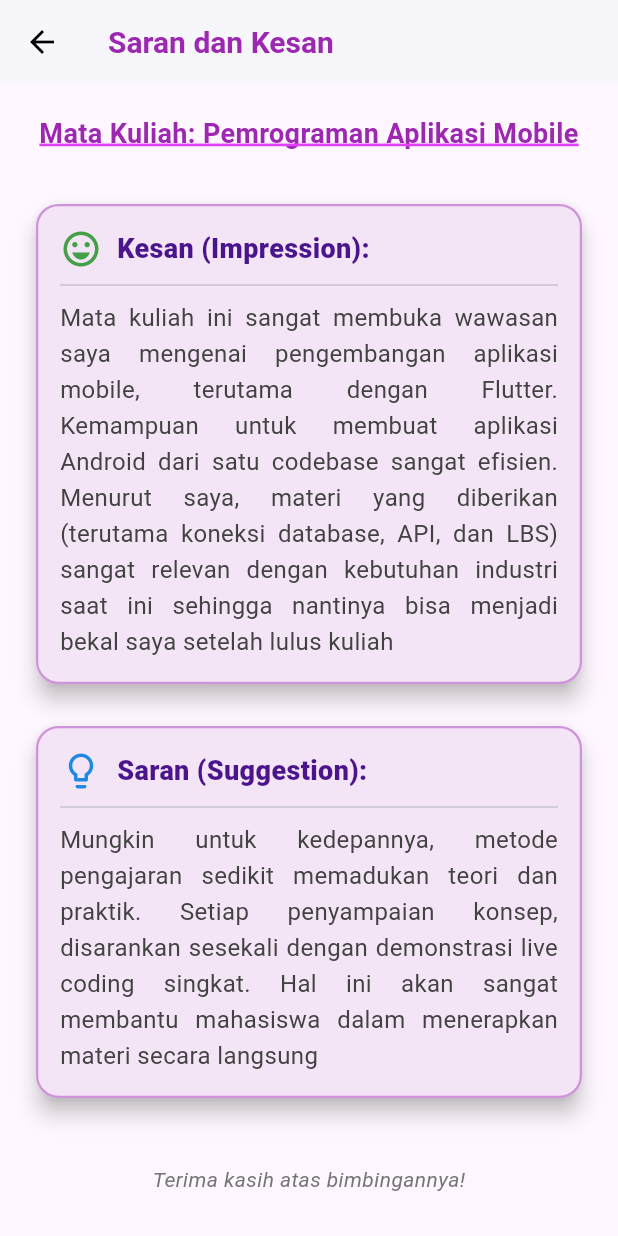
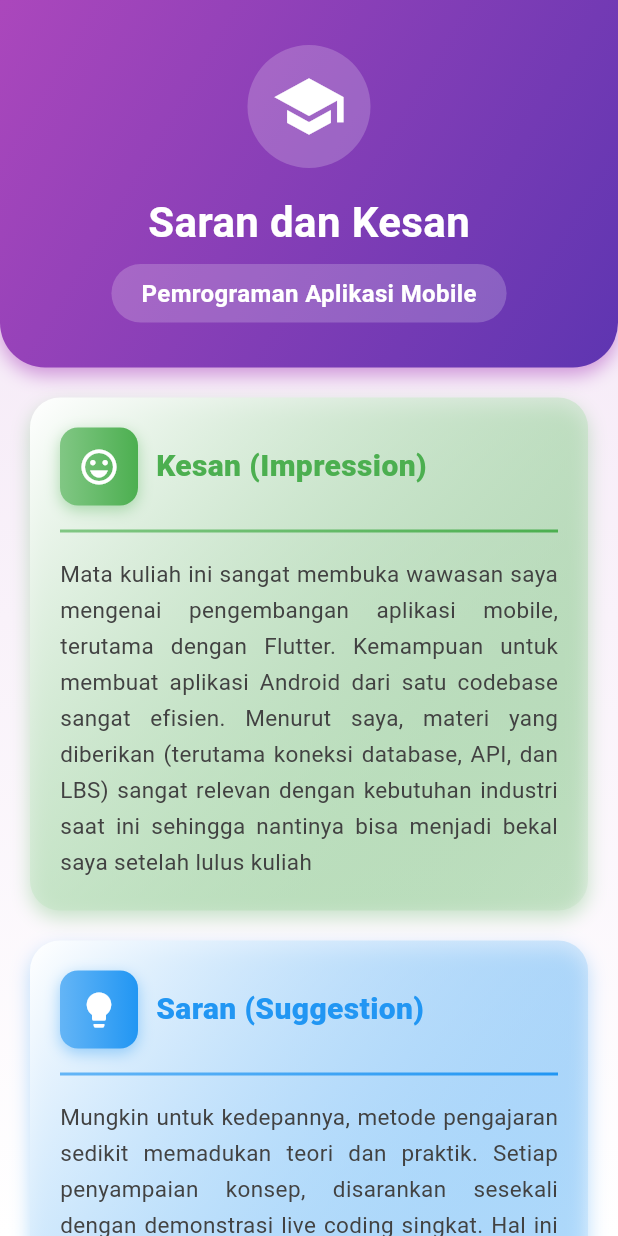
Before and after one commit to iqbalfachrizal/tokoparfumAromaKu, a Flutter app: the FeedbackScreen screen opened directly, on a phone screen of 412 x 824 dp. Run offline on Flutter 3.47's test engine with Material 3 defaults, Android fonts, the phone set to English and light mode, and no system bars; our stand-ins replace awesome_notifications, flutter_map, geocoding, geolocator, image_picker, latlong2 and 4 more; accounts and stored records are empty.

Commit message:
Update feedback_screen.dart

```diff
--- a/lib/screens/main/feedback_screen.dart
+++ b/lib/screens/main/feedback_screen.dart
@@ -6,58 +6,150 @@ class FeedbackScreen extends StatelessWidget {
   @override
   Widget build(BuildContext context) {
     return Scaffold(
-      appBar: AppBar(title: const Text('Saran dan Kesan')),
-      body: SingleChildScrollView(
+      body: Container(
+        decoration: BoxDecoration(
+          gradient: LinearGradient(
+            begin: Alignment.topCenter,
+            end: Alignment.bottomCenter,
+            colors: [
+              Colors.purple.shade50,
+              Colors.white,
+            ],
+          ),
+        ),
+        child: Column(
+          children: [
+            // Header dengan Gradien
+            Container(
+              width: double.infinity,
+              decoration: BoxDecoration(
+                gradient: LinearGradient(
+                  begin: Alignment.topLeft,
+                  end: Alignment.bottomRight,
+                  colors: [
+                    Colors.purple.shade400,
+                    Colors.deepPurple.shade600,
+                  ],
+                ),
+                borderRadius: const BorderRadius.only(
+                  bottomLeft: Radius.circular(30),
+                  bottomRight: Radius.circular(30),
+                ),
+                boxShadow: [
+                  BoxShadow(
+                    color: Colors.purple.shade200,
+                    blurRadius: 10,
+                    offset: const Offset(0, 5),
+                  ),
+                ],
+              ),
+              child: SafeArea(
+                child: Padding(
+                  padding: const EdgeInsets.symmetric(horizontal: 20, vertical: 30),
+                  child: Column(
+                    children: [
+                      Container(
+                        padding: const EdgeInsets.all(16),
+                        decoration: BoxDecoration(
+                          color: Colors.white.withOpacity(0.2),
+                          shape: BoxShape.circle,
+                        ),
+                        child: const Icon(Icons.school, size: 50, color: Colors.white),
+                      ),
+                      const SizedBox(height: 16),
+                      const Text(
+                        'Saran dan Kesan',
+                        style: TextStyle(
+                          fontSize: 28,
+                          fontWeight: FontWeight.bold,
+                          color: Colors.white,
+                        ),
+                      ),
+                      const SizedBox(height: 8),
+                      Container(
+                        padding: const EdgeInsets.symmetric(horizontal: 20, vertical: 8),
+                        decoration: BoxDecoration(
+                          color: Colors.white.withOpacity(0.2),
+                          borderRadius: BorderRadius.circular(20),
+                        ),
+                        child: const Text(
+                          'Pemrograman Aplikasi Mobile',
+                          style: TextStyle(
+                            fontSize: 16,
+                            color: Colors.white,
+                            fontWeight: FontWeight.w600,
+                          ),
+                        ),
+                      ),
+                    ],
+                  ),
+                ),
+              ),
+            ),
+
+            // Content
+            Expanded(
+              child: SingleChildScrollView(
                 padding: const EdgeInsets.all(20.0),
                 child: Column(
                   crossAxisAlignment: CrossAxisAlignment.start,
                   children: [
-            // --- HEADER MATA KULIAH ---
-            const Center(
-              child: Text(
-                'Mata Kuliah: Pemrograman Aplikasi Mobile',
-                style: TextStyle(
-                  fontSize: 18,
-                  fontWeight: FontWeight.bold,
-                  color: Colors.purple,
-                  decoration: TextDecoration.underline,
-                  decorationColor: Colors.purpleAccent,
-                  decorationThickness: 2,
-                ),
-                textAlign: TextAlign.center,
-              ),
-            ),
-            const SizedBox(height: 30),
-
-            // --- KARTU KESAN ---
+                    // KARTU KESAN
                     _buildFeedbackCard(
                       context,
                       icon: Icons.sentiment_very_satisfied,
-              title: 'Kesan (Impression):',
+                      title: 'Kesan (Impression)',
                       content:
                           'Mata kuliah ini sangat membuka wawasan saya mengenai pengembangan aplikasi mobile, terutama dengan Flutter. Kemampuan untuk membuat aplikasi Android dari satu codebase sangat efisien. Menurut saya, materi yang diberikan (terutama koneksi database, API, dan LBS) sangat relevan dengan kebutuhan industri saat ini sehingga nantinya bisa menjadi bekal saya setelah lulus kuliah',
-              iconColor: Colors.green.shade600,
-              cardColor: Colors.purple.shade50,
+                      gradientColors: [Colors.green.shade300, Colors.green.shade500],
+                      iconColor: Colors.white,
                     ),
 
                     const SizedBox(height: 20),
 
-            // --- KARTU SARAN ---
+                    // KARTU SARAN
                     _buildFeedbackCard(
                       context,
-              icon: Icons.lightbulb_outline,
-              title: 'Saran (Suggestion):',
+                      icon: Icons.lightbulb,
+                      title: 'Saran (Suggestion)',
                       content:
                           'Mungkin untuk kedepannya, metode pengajaran sedikit memadukan teori dan praktik. Setiap penyampaian konsep, disarankan sesekali dengan demonstrasi live coding singkat. Hal ini akan sangat membantu mahasiswa dalam menerapkan materi secara langsung',
-              iconColor: Colors.blue.shade600,
-              cardColor: Colors.purple.shade50,
+                      gradientColors: [Colors.blue.shade300, Colors.blue.shade500],
+                      iconColor: Colors.white,
                     ),
 
-            const SizedBox(height: 40),
+                    const SizedBox(height: 30),
+
+                    // Footer
                     Center(
-              child: Text(
+                      child: Container(
+                        padding: const EdgeInsets.all(16),
+                        decoration: BoxDecoration(
+                          gradient: LinearGradient(
+                            colors: [Colors.purple.shade100, Colors.deepPurple.shade200],
+                          ),
+                          borderRadius: BorderRadius.circular(15),
+                        ),
+                        child: Row(
+                          mainAxisSize: MainAxisSize.min,
+                          children: [
+                            const Icon(Icons.favorite, color: Colors.red, size: 20),
+                            const SizedBox(width: 8),
+                            Text(
                               'Terima kasih atas bimbingannya!',
-                style: TextStyle(fontSize: 14, fontStyle: FontStyle.italic, color: Colors.grey[600]),
+                              style: TextStyle(
+                                fontSize: 14,
+                                fontStyle: FontStyle.italic,
+                                color: Colors.deepPurple.shade800,
+                                fontWeight: FontWeight.w600,
+                              ),
+                            ),
+                          ],
+                        ),
+                      ),
+                    ),
+                  ],
+                ),
               ),
             ),
           ],
@@ -66,52 +158,92 @@ class FeedbackScreen extends StatelessWidget {
     );
   }
 
-  // --- WIDGET HELPER UNTUK MEMBANGUN KARTU ---
   Widget _buildFeedbackCard(
     BuildContext context, {
     required IconData icon,
     required String title,
     required String content,
+    required List<Color> gradientColors,
     required Color iconColor,
-    required Color cardColor,
   }) {
-    return Card(
-      elevation: 6,
-      color: cardColor,
-      shape: RoundedRectangleBorder(
-        borderRadius: BorderRadius.circular(15),
-        side: BorderSide(color: Colors.purple.shade200, width: 1.5), // Border ungu tipis
+    return Container(
+      decoration: BoxDecoration(
+        gradient: LinearGradient(
+          begin: Alignment.topLeft,
+          end: Alignment.bottomRight,
+          colors: [
+            Colors.white,
+            gradientColors[0].withOpacity(0.1),
+          ],
+        ),
+        borderRadius: BorderRadius.circular(20),
+        boxShadow: [
+          BoxShadow(
+            color: gradientColors[1].withOpacity(0.3),
+            blurRadius: 10,
+            offset: const Offset(0, 5),
+          ),
+        ],
       ),
       child: Padding(
-        padding: const EdgeInsets.all(16.0),
+        padding: const EdgeInsets.all(20.0),
         child: Column(
           crossAxisAlignment: CrossAxisAlignment.start,
           children: [
-            // Judul dengan Ikon
             Row(
               children: [
-                Icon(icon, color: iconColor, size: 28),
-                const SizedBox(width: 10),
-                Text(
+                Container(
+                  padding: const EdgeInsets.all(12),
+                  decoration: BoxDecoration(
+                    gradient: LinearGradient(
+                      colors: gradientColors,
+                    ),
+                    borderRadius: BorderRadius.circular(12),
+                    boxShadow: [
+                      BoxShadow(
+                        color: gradientColors[1].withOpacity(0.4),
+                        blurRadius: 8,
+                        offset: const Offset(0, 3),
+                      ),
+                    ],
+                  ),
+                  child: Icon(icon, color: iconColor, size: 28),
+                ),
+                const SizedBox(width: 12),
+                Expanded(
+                  child: Text(
                     title,
                     style: TextStyle(
-                    fontSize: 18,
+                      fontSize: 20,
                       fontWeight: FontWeight.w800,
-                    color: Colors.purple.shade900,
+                      color: gradientColors[1],
+                    ),
                   ),
                 ),
               ],
             ),
-            const Divider(height: 20, thickness: 1), // Garis pemisah
 
-            // Isi Kesan/Saran
+            const SizedBox(height: 16),
+
+            Container(
+              width: double.infinity,
+              height: 2,
+              decoration: BoxDecoration(
+                gradient: LinearGradient(
+                  colors: gradientColors,
+                ),
+              ),
+            ),
+
+            const SizedBox(height: 16),
+
             Text(
               content,
               textAlign: TextAlign.justify,
               style: TextStyle(
-                fontSize: 16,
-                height: 1.5,
-                color: Colors.grey.shade800
+                fontSize: 15,
+                height: 1.6,
+                color: Colors.grey.shade800,
               ),
             ),
           ],
```
Lines whose indentation alone changed are shown as unchanged.
